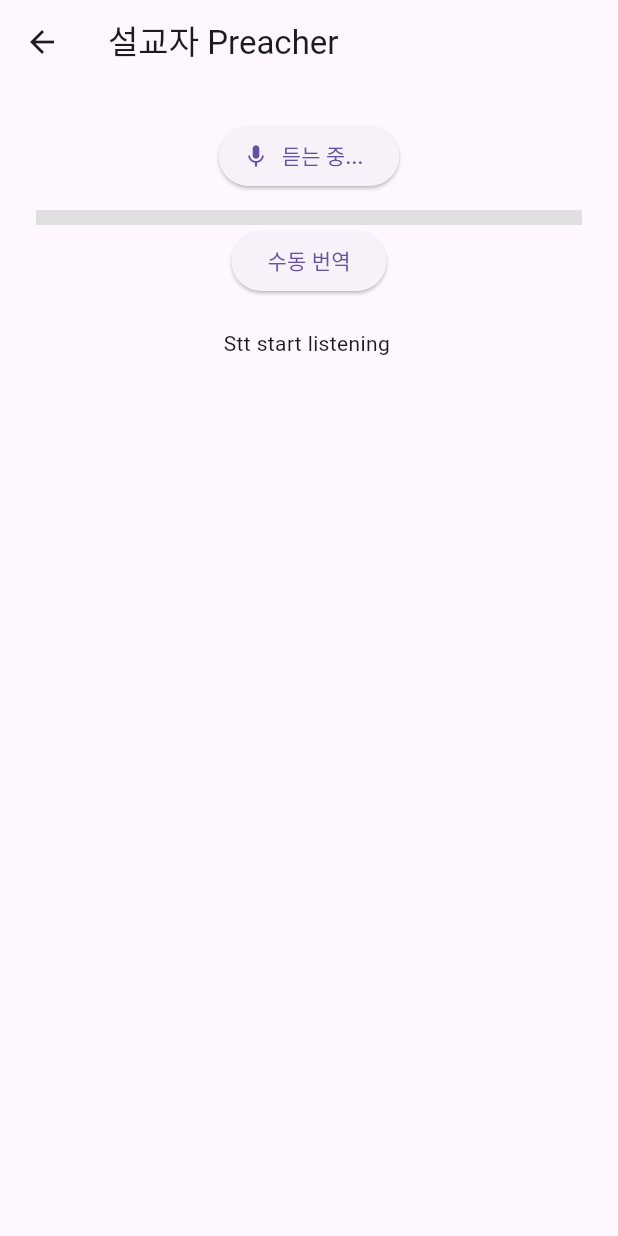
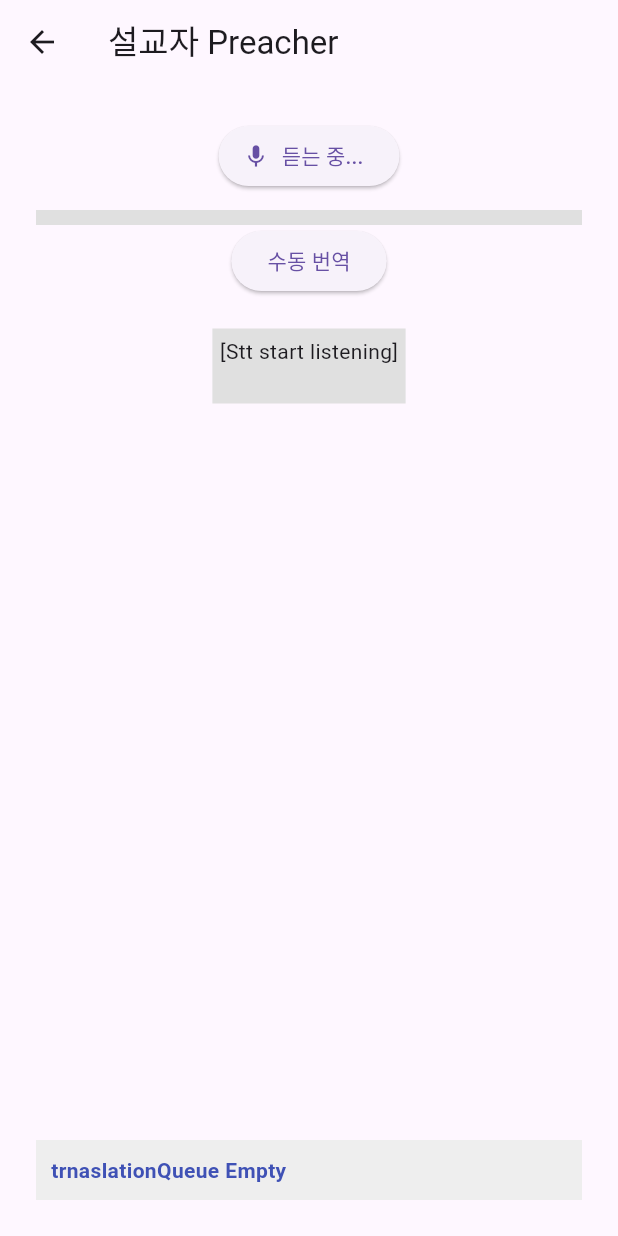
Before and after one commit to pro047/translation-app, a Flutter app: the PreacherScreen screen opened directly, after a tap on "마이크 시작", on a phone screen of 412 x 824 dp. Run offline on Flutter 3.47's test engine with Material 3 defaults, Android fonts, the phone set to English and light mode, and no system bars; our stand-ins replace firebase_core, firebase_database, flutter_tts, speech_to_text; missing offline and left inert: mobile_scanner; accounts and stored records are empty; network calls fail.

Commit message:
optimization app

```diff
--- a/lib/main.dart
+++ b/lib/main.dart
@@ -2,8 +2,11 @@ import 'package:firebase_core/firebase_core.dart';
 import 'package:flutter/material.dart';
 import 'package:trans_app/screen/church_auth_qr.dart';
 import 'package:trans_app/screen/role_selection.dart';
+import 'package:trans_app/service/api/translation_service.dart';
 
 void main() async {
+  final result = await TranslationService.translate('하나님은 당신을 사랑하십니다');
+  print(result);
   WidgetsFlutterBinding.ensureInitialized();
   await Firebase.initializeApp();
   runApp(const MyApp());
--- a/lib/screen/listener.dart
+++ b/lib/screen/listener.dart
@@ -3,7 +3,7 @@ import 'dart:async';
 import 'package:firebase_database/firebase_database.dart';
 import 'package:flutter/material.dart';
 import 'package:flutter_tts/flutter_tts.dart';
-import 'package:trans_app/service/firebase_service.dart';
+import 'package:trans_app/service/api/firebase_service.dart';
 
 class ListenerScreen extends StatefulWidget {
   const ListenerScreen({super.key});
--- a/lib/screen/preacher.dart
+++ b/lib/screen/preacher.dart
@@ -3,7 +3,8 @@ import 'dart:async';
 import 'package:flutter/material.dart';
 import 'package:speech_to_text/speech_recognition_result.dart' as stt;
 import 'package:speech_to_text/speech_to_text.dart' as stt;
-import 'package:trans_app/service/sst_queue.dart';
+import 'package:trans_app/service/queues/translation_queue.dart';
+import 'package:trans_app/service/queues/word_queue_manager.dart';
 
 class PreacherScreen extends StatefulWidget {
   const PreacherScreen({super.key});
@@ -15,11 +16,12 @@ class PreacherScreen extends StatefulWidget {
 class _PreacherScreenState extends State<PreacherScreen> {
   final stt.SpeechToText _speech = stt.SpeechToText();
   final TextEditingController _controller = TextEditingController();
+  final ScrollController _logController = ScrollController();
   final Duration _inactivityDuration = Duration(seconds: 15);
   final Duration _silenceDurationThreshold = Duration(seconds: 1);
-  final List<String> _lastTranslatedTextList = [];
-  final TranslationQueue _translationQueue = TranslationQueue();
   final double _silenceThreshold = 1.2;
+
+  late final WordQueueManager _wordQueueManager;
 
   DateTime? _lastSoundTime;
   Timer? _silenceTimer;
@@ -27,9 +29,32 @@ class _PreacherScreenState extends State<PreacherScreen> {
   String _lastInputText = '';
   String _text = '';
   String _log = '';
+  String _translatinQueueState = '';
   double _currentSoundLevel = 0.0;
   bool _isListening = false;
   bool _shouldKeepListening = true;
+
+  void _updateQueueDisplay() {
+    final pending = TranslationQueue.instance.pending;
+    final newState = pending.isEmpty
+        ? 'trnaslationQueue Empty'
+        : 'queue : ${pending.join(' | ')}';
+
+    if (_translatinQueueState != newState) {
+      setState(() {
+        _translatinQueueState = newState;
+      });
+    }
+  }
+
+  @override
+  void initState() {
+    super.initState();
+    _wordQueueManager = WordQueueManager(
+      onUpdate: _onTranslationUpdate,
+      onLog: _appendLog,
+    );
+  }
 
   @override
   void dispose() {
@@ -63,13 +88,34 @@ class _PreacherScreenState extends State<PreacherScreen> {
               onPressed: () {
                 if (_lastInputText.isNotEmpty) {
                   _appendLog('수동 문장 처리 실행 : $_lastInputText');
-                  _handleFinalizedInput(_lastInputText);
                 }
               },
               child: Text('수동 번역'),
             ),
             Text(_text),
-            Expanded(child: SingleChildScrollView(child: SelectableText(_log))),
+            Expanded(
+              child: SingleChildScrollView(
+                controller: _logController,
+                child: Container(
+                  padding: EdgeInsets.all(5),
+                  color: Colors.grey[300],
+                  child: Text(_log, style: TextStyle(fontSize: 14)),
+                ),
+              ),
+            ),
+            SizedBox(height: 8),
+            Container(
+              width: double.infinity,
+              padding: EdgeInsets.all(10),
+              color: Colors.grey[200],
+              child: Text(
+                _translatinQueueState,
+                style: TextStyle(
+                  fontWeight: FontWeight.bold,
+                  color: Colors.indigo,
+                ),
+              ),
+            ),
           ],
         ),
       ),
@@ -82,14 +128,22 @@ class _PreacherScreenState extends State<PreacherScreen> {
     } else {
       bool available = await _speech.initialize(
         onStatus: (status) async {
-          _appendLog('Stt status: $status');
-          print('STT status: $status');
+          _appendLog('[STT status]: $status');
+
+          if (!_shouldKeepListening) {
+            _appendLog('[status on not lisenting]');
+            return;
+          }
 
           switch (status) {
             case 'done':
             case 'notListening':
-              if (!_shouldKeepListening) return;
-              await _speech.cancel();
+              if (_isListening) {
+                setState(() {
+                  _isListening = false;
+                });
+              }
+
               await Future.delayed(Duration(milliseconds: 300));
               if (!_speech.isListening) {
                 _startListening();
@@ -138,7 +192,6 @@ class _PreacherScreenState extends State<PreacherScreen> {
         if (_silenceTimer == null || !_silenceTimer!.isActive) {
           _silenceTimer = Timer(Duration(milliseconds: 200), () {
             _appendLog('문장 감지 -> 문장 종료 처리');
-            _handleFinalizedInput(_lastInputText);
           });
         }
       }
@@ -164,11 +217,15 @@ class _PreacherScreenState extends State<PreacherScreen> {
       return;
     }
 
-    _appendLog('Stt start listening');
+    _appendLog('[Stt start listening]');
+
+    setState(() {
+      _isListening = true;
+    });
 
     _speech.listen(
-      pauseFor: Duration(hours: 1),
-      listenFor: Duration(hours: 1),
+      pauseFor: Duration(seconds: 10),
+      listenFor: Duration(minutes: 5),
       onResult: _handleSttResult,
       onSoundLevelChange: _onSoundLevelChange,
       localeId: 'ko_KR',
@@ -191,47 +248,34 @@ class _PreacherScreenState extends State<PreacherScreen> {
   Future<void> _handleSttResult(stt.SpeechRecognitionResult result) async {
     final inputText = result.recognizedWords.trim();
 
-    if (inputText.isEmpty) {
-      _appendLog('inputText is empty');
-      return;
-    }
-
-    if (inputText == _lastInputText) {
-      _appendLog('inputText : $inputText');
-      return;
-    }
+    if (!result.finalResult && inputText == _lastInputText) return;
 
     _lastInputText = inputText;
+
+    _wordQueueManager.updateFromRecognition(inputText, forceComplete: true);
 
     _resetInactivityTimer();
 
     if (result.finalResult) {
-      _appendLog('finalresult로 문장 종료 감지');
-      _handleFinalizedInput(inputText);
+      _appendLog(
+        '[finalResult] : ${result.finalResult}, [inputText] : $inputText',
+      );
+      _wordQueueManager.updateFromRecognition(inputText, forceComplete: true);
     }
   }
 
-  void _handleFinalizedInput(String inputText) {
-    final sentence = inputText.trim();
-    if (sentence.isEmpty || _lastTranslatedTextList.contains(sentence)) return;
-
-    _lastTranslatedTextList.add(sentence);
-    if (_lastTranslatedTextList.length > 30) {
-      _lastTranslatedTextList.removeRange(0, 10);
-    }
-
-    _translationQueue.add(sentence, _onTranslationUpdate, _appendLog);
-  }
-
   void _onTranslationUpdate(String value) {
-    setState(() {
-      _text = value;
-    });
+    _text = value;
+    _appendLog('번역 결과 업데이트 됨: \n $value');
+    setState(() {});
   }
 
   void _appendLog(String message) {
-    setState(() {
-      _log += '$message\n';
+    _log += '$message\n';
+
+    WidgetsBinding.instance.addPostFrameCallback((_) {
+      _logController.jumpTo(_logController.position.maxScrollExtent);
     });
+    _updateQueueDisplay();
   }
 }
```
Also changed, not shown: lib/service/api/translation_service.dart (added, +34 -0 lines), lib/service/queues/translation_queue.dart (added, +65 -0 lines), lib/service/queues/word_queue_manager.dart (renamed from lib/service/word_queue_manager.dart, +18 -6 lines), lib/service/sentence_queue_manager.dart (deleted, +0 -48 lines), lib/service/sst_queue.dart (deleted, +0 -36 lines), lib/utils/church_sentence_endings.dart (+4 -42 lines), lib/utils/regexp_creator.dart (added, +11 -0 lines), lib/utils/sentence_ending_list.dart (added, +137 -0 lines), lib/service/api/deepl_service.dart (renamed from lib/service/deepl_service.dart), lib/service/api/firebase_service.dart (renamed from lib/service/firebase_service.dart), 1 other file.
